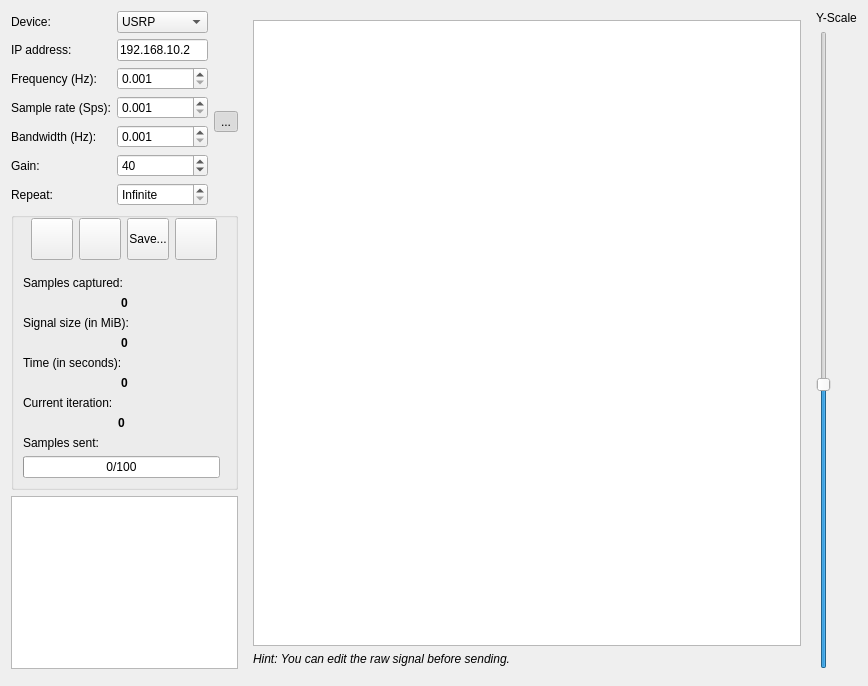
This is ui/send_recv.ui in jopohl/urh as Qt 5 draws it before an edit. The edited form follows.
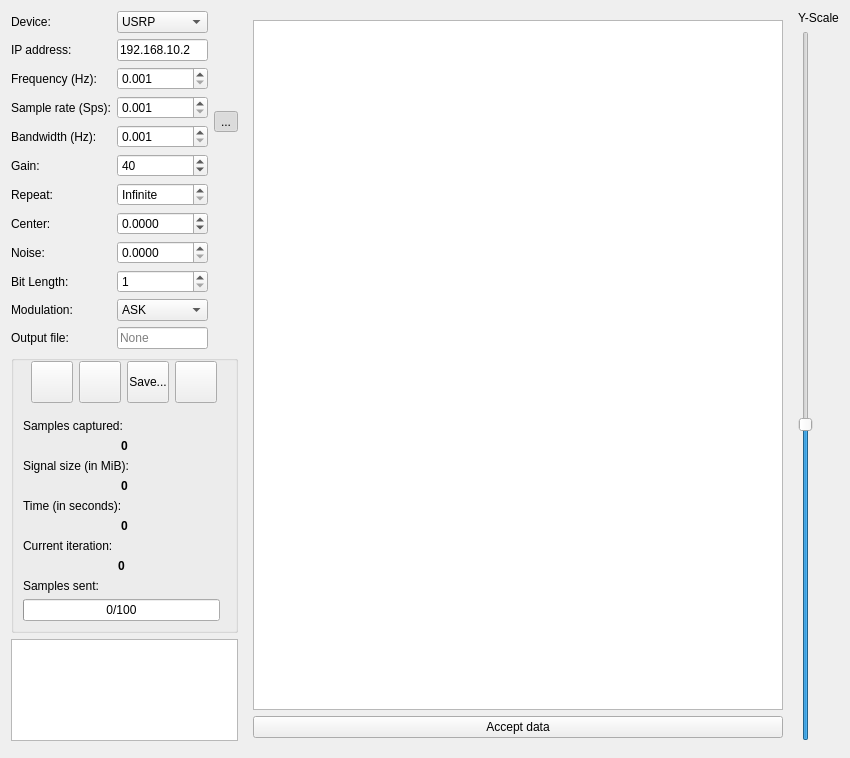
This is the edited form. Icons and pictures are not drawn. Custom widgets are drawn as their Qt base class.

Commit message: move proto sniff items to send recv dialog

What changed in the file:
```diff
--- a/ui/send_recv.ui
+++ b/ui/send_recv.ui
@@ -9,8 +9,8 @@
    <rect>
     <x>0</x>
     <y>0</y>
-    <width>868</width>
-    <height>686</height>
+    <width>850</width>
+    <height>758</height>
    </rect>
   </property>
   <property name="mouseTracking">
@@ -39,7 +39,7 @@
    <item row="0" column="1" rowspan="3">
     <widget class="QStackedWidget" name="stackedWidget">
      <property name="currentIndex">
-      <number>1</number>
+      <number>2</number>
      </property>
      <widget class="QWidget" name="page_receive">
       <layout class="QVBoxLayout" name="verticalLayout_2">
@@ -87,12 +87,56 @@
        </item>
       </layout>
      </widget>
+     <widget class="QWidget" name="page">
+      <layout class="QVBoxLayout" name="verticalLayout_4">
+       <item>
+        <widget class="QPlainTextEdit" name="txtEd_sniff_Preview">
+         <property name="lineWrapMode">
+          <enum>QPlainTextEdit::NoWrap</enum>
+         </property>
+         <property name="readOnly">
+          <bool>true</bool>
+         </property>
+         <property name="maximumBlockCount">
+          <number>100</number>
+         </property>
+        </widget>
+       </item>
+       <item>
+        <widget class="QPushButton" name="btnAccept">
+         <property name="text">
+          <string>Accept data</string>
+         </property>
+         <property name="autoDefault">
+          <bool>false</bool>
+         </property>
+        </widget>
+       </item>
+      </layout>
+     </widget>
+    </widget>
+   </item>
+   <item row="0" column="2">
+    <widget class="QLabel" name="label_6">
+     <property name="text">
+      <string>Y-Scale</string>
+     </property>
     </widget>
    </item>
    <item row="0" column="0" rowspan="2">
     <layout class="QVBoxLayout" name="verticalLayout">
      <item>
       <layout class="QGridLayout" name="gridLayout">
+       <item row="8" column="1">
+        <widget class="QDoubleSpinBox" name="spinbox_sniff_Noise">
+         <property name="decimals">
+          <number>4</number>
+         </property>
+         <property name="maximum">
+          <double>1.000000000000000</double>
+         </property>
+        </widget>
+       </item>
        <item row="1" column="1">
         <widget class="QLineEdit" name="lineEditIP">
          <property name="text">
@@ -239,6 +283,96 @@
          </property>
         </widget>
        </item>
+       <item row="7" column="1">
+        <widget class="QDoubleSpinBox" name="spinbox_sniff_Center">
+         <property name="decimals">
+          <number>4</number>
+         </property>
+         <property name="minimum">
+          <double>-3.140000000000000</double>
+         </property>
+         <property name="maximum">
+          <double>3.140000000000000</double>
+         </property>
+        </widget>
+       </item>
+       <item row="8" column="0">
+        <widget class="QLabel" name="label_sniff_Noise">
+         <property name="text">
+          <string>Noise:</string>
+         </property>
+        </widget>
+       </item>
+       <item row="7" column="0">
+        <widget class="QLabel" name="label_sniff_Center">
+         <property name="text">
+          <string>Center:</string>
+         </property>
+        </widget>
+       </item>
+       <item row="9" column="0">
+        <widget class="QLabel" name="label_sniff_BitLength">
+         <property name="text">
+          <string>Bit Length:</string>
+         </property>
+        </widget>
+       </item>
+       <item row="9" column="1">
+        <widget class="QSpinBox" name="spinbox_sniff_BitLen">
+         <property name="minimum">
+          <number>1</number>
+         </property>
+         <property name="maximum">
+          <number>999999999</number>
+         </property>
+        </widget>
+       </item>
+       <item row="10" column="0">
+        <widget class="QLabel" name="label_sniff_Modulation">
+         <property name="text">
+          <string>Modulation:</string>
+         </property>
+        </widget>
+       </item>
+       <item row="10" column="1">
+        <widget class="QComboBox" name="combox_sniff_Modulation">
+         <item>
+          <property name="text">
+           <string>ASK</string>
+          </property>
+         </item>
+         <item>
+          <property name="text">
+           <string>FSK</string>
+          </property>
+         </item>
+         <item>
+          <property name="text">
+           <string>PSK</string>
+          </property>
+         </item>
+        </widget>
+       </item>
+       <item row="11" column="0">
+        <widget class="QLabel" name="label_sniff_OutputFile">
+         <property name="text">
+          <string>Output file:</string>
+         </property>
+        </widget>
+       </item>
+       <item row="11" column="1">
+        <widget class="QLineEdit" name="lineEdit_sniff_OutputFile">
+         <property name="readOnly">
+          <bool>false</bool>
+         </property>
+         <property name="placeholderText">
+          <string>None</string>
+         </property>
+         <property name="clearButtonEnabled">
+          <bool>true</bool>
+         </property>
+        </widget>
+       </item>
       </layout>
      </item>
      <item>
@@ -584,13 +718,6 @@
      </item>
     </layout>
    </item>
-   <item row="0" column="2">
-    <widget class="QLabel" name="label_6">
-     <property name="text">
-      <string>Y-Scale</string>
-     </property>
-    </widget>
-   </item>
   </layout>
  </widget>
  <customwidgets>
```
The commit also changes 1 other file.
